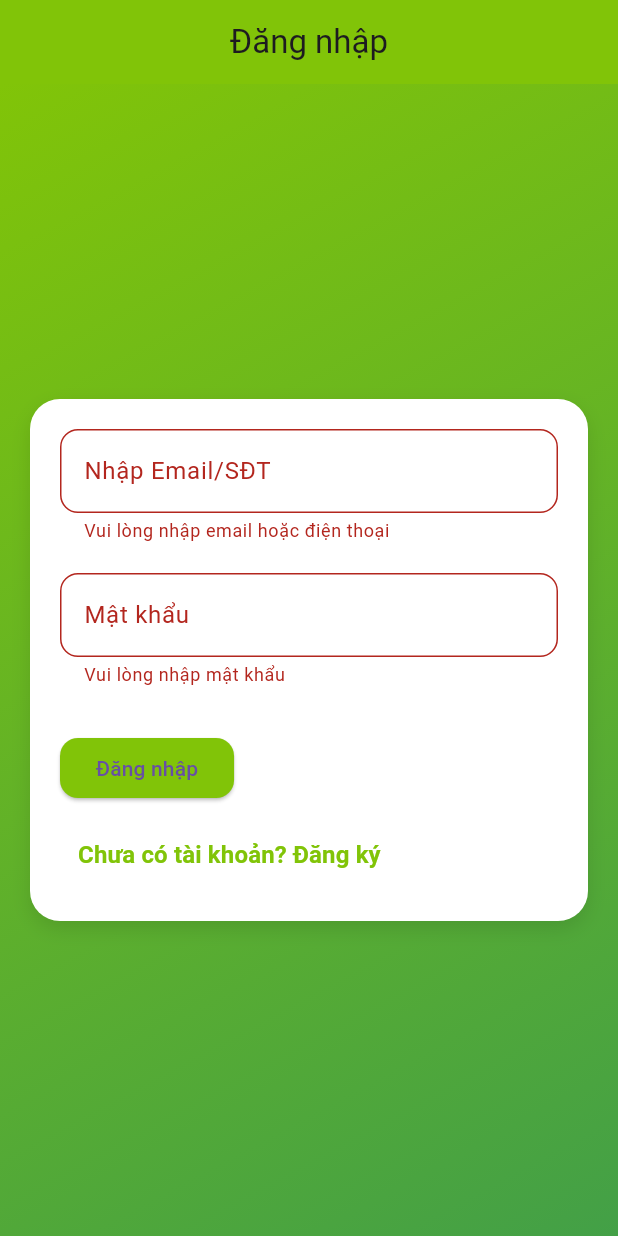
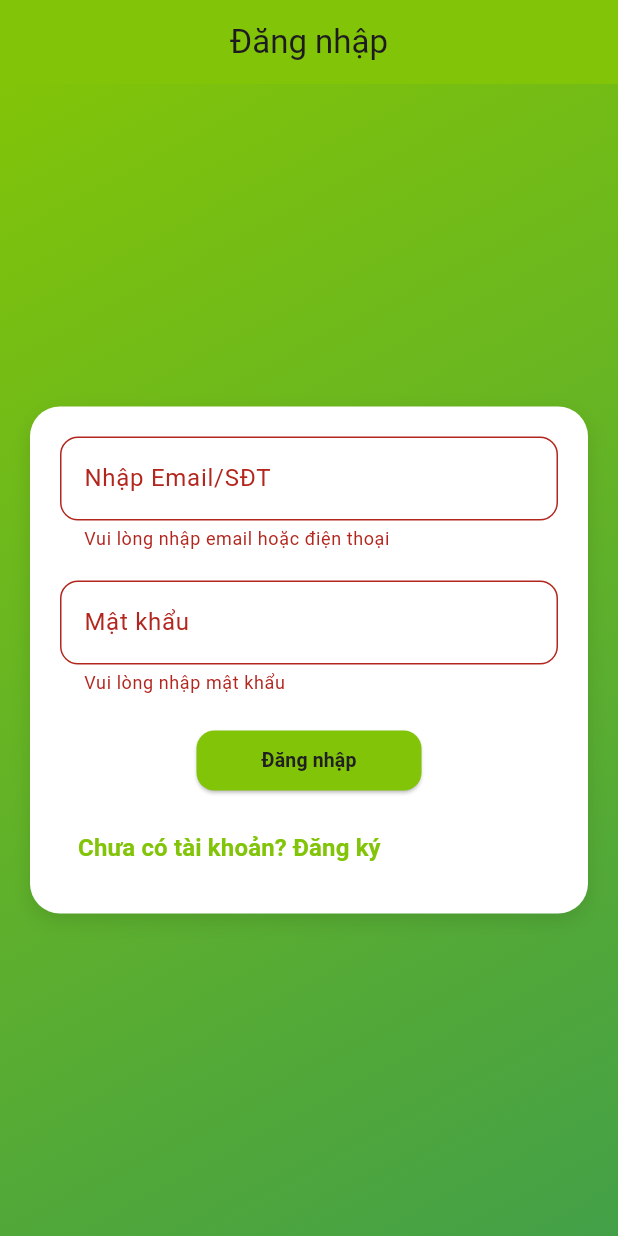
Before and after one commit to Dienhandsome/UI_Flutter, a Flutter app: the SignIn screen opened directly, after a tap on "Đăng nhập", on a phone screen of 412 x 824 dp. Run offline on Flutter 3.47's test engine with Material 3 defaults, Android fonts, the phone set to English and light mode, and no system bars; our stand-ins replace convex_bottom_bar, shared_preferences, shimmer; accounts and stored records are empty.

```diff
--- a/real/lib/main.dart
+++ b/real/lib/main.dart
@@ -21,7 +21,7 @@ class MainApp extends StatelessWidget {
   Widget build(BuildContext context) {
     return MaterialApp(
       //debugShowCheckedModeBanner: false,
-      home: CartScreen(),
+      home: SignIn(),
     );
   }
 }
--- a/real/lib/screen/dangnhap.dart
+++ b/real/lib/screen/dangnhap.dart
@@ -1,4 +1,8 @@
+// ignore_for_file: sort_child_properties_last
+
 import 'package:flutter/material.dart';
+import 'package:real/services/login_service.dart';
+import 'package:real/services/token_service.dart';
 import 'custom_bottom_bar.dart'; // Đảm bảo bạn đã import đúng màn hình CustomBottomBar
 import 'dangky.dart'; // Đảm bảo bạn đã import đúng lớp DangKy
 
@@ -9,8 +13,43 @@ class SignIn extends StatefulWidget {
 
 class _SignInState extends State<SignIn> {
   final _formKey = GlobalKey<FormState>();
+  final LoginService _loginService = LoginService();
+  final TokenService _tokenService = TokenService();
+
   final TextEditingController _emailController = TextEditingController();
   final TextEditingController _passwordController = TextEditingController();
+
+  void _login() async {
+    if (_formKey.currentState!.validate()) {
+      // Add form validation
+      try {
+        final result = await _loginService.login(
+          _emailController.text,
+          _passwordController.text,
+        );
+        if (result != null) {
+          await _tokenService.saveTokens(
+            result['access_token'],
+            result['refresh_token'],
+          );
+          Navigator.pushReplacement(
+            context,
+            MaterialPageRoute(builder: (context) => CustomBottomBar()),
+          );
+        } else {
+          // Show error message
+          ScaffoldMessenger.of(context).showSnackBar(
+            SnackBar(content: Text('Đăng nhập thất bại')),
+          );
+        }
+      } catch (e) {
+        print('Login failed: $e');
+        ScaffoldMessenger.of(context).showSnackBar(
+          SnackBar(content: Text('Lỗi đăng nhập: $e')),
+        );
+      }
+    }
+  }
 
   @override
   Widget build(BuildContext context) {
@@ -95,24 +134,28 @@ class _SignInState extends State<SignIn> {
                             return null;
                           },
                         ),
-                        SizedBox(height: 30),
-                        ElevatedButton(
-                          onPressed: () {
-                            if (_formKey.currentState!.validate()) {
-                              // Chuyển tới màn hình CustomBottomBar khi đăng nhập thành công
-                              Navigator.pushReplacement(
-                                context,
-                                MaterialPageRoute(
-                                  builder: (context) => CustomBottomBar(),
+                        SizedBox(height: 20),
+                        Center(
+                          child: SizedBox(
+                            width: 150, // Make button full width
+                            child: ElevatedButton(
+                              onPressed: _login,
+                              child: Text(
+                                'Đăng nhập',
+                                style: TextStyle(
+                                  fontWeight: FontWeight.bold,
+                                  color: const Color.fromARGB(255, 32, 32, 32),
+                                  fontSize: 13,
                                 ),
-                              );
-                            }
-                          },
-                          child: Text('Đăng nhập'),
-                          style: ElevatedButton.styleFrom(
-                            backgroundColor: Color(0xFF81C408),
-                            shape: RoundedRectangleBorder(
-                              borderRadius: BorderRadius.circular(12),
+                              ),
+                              style: ElevatedButton.styleFrom(
+                                backgroundColor: Color(0xFF81C408),
+                                shape: RoundedRectangleBorder(
+                                  borderRadius: BorderRadius.circular(12),
+                                ),
+                                padding: EdgeInsets.symmetric(
+                                    vertical: 10), // Add some padding
+                              ),
                             ),
                           ),
                         ),
--- a/real/pubspec.yaml
+++ b/real/pubspec.yaml
@@ -13,7 +13,8 @@ dependencies:
   convex_bottom_bar: ^3.2.0
   intl: ^0.20.1
   shimmer: ^3.0.0
-  http: ^1.1.0
+  http: ^1.2.2
+  shared_preferences: ^2.3.5
 
 dev_dependencies:
   flutter_test:
```
Also changed, not shown: real/lib/services/login_service.dart (added, +50 -0 lines), real/lib/services/token_service.dart (added, +27 -0 lines), real/pubspec.lock, 1 other file.
